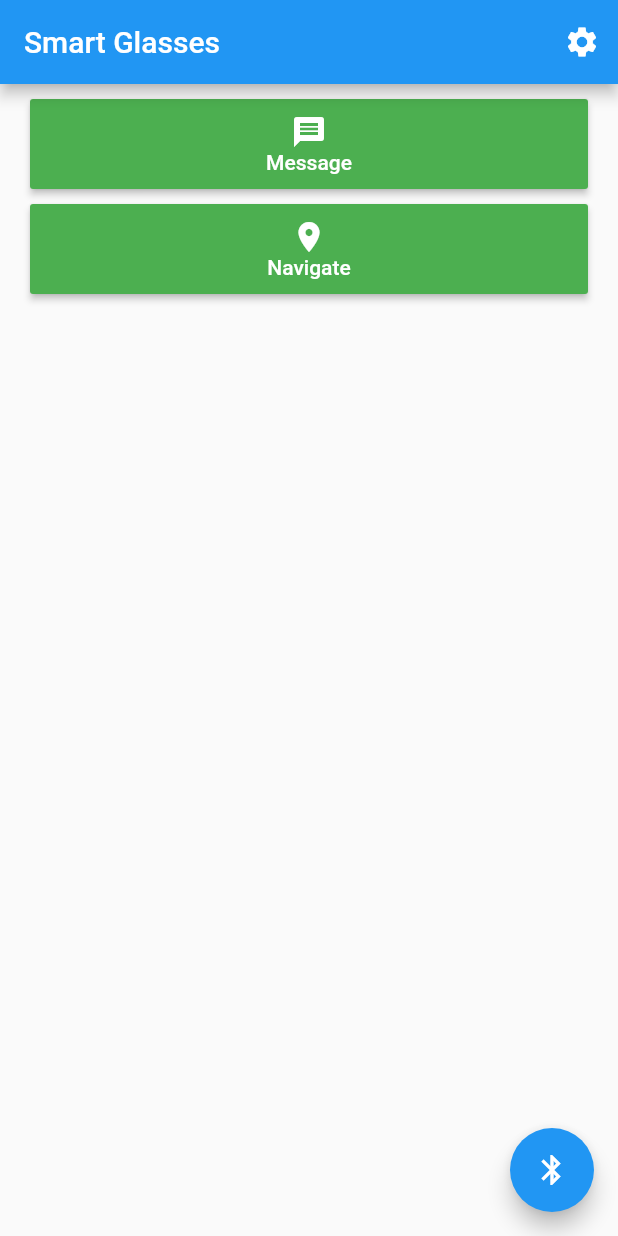
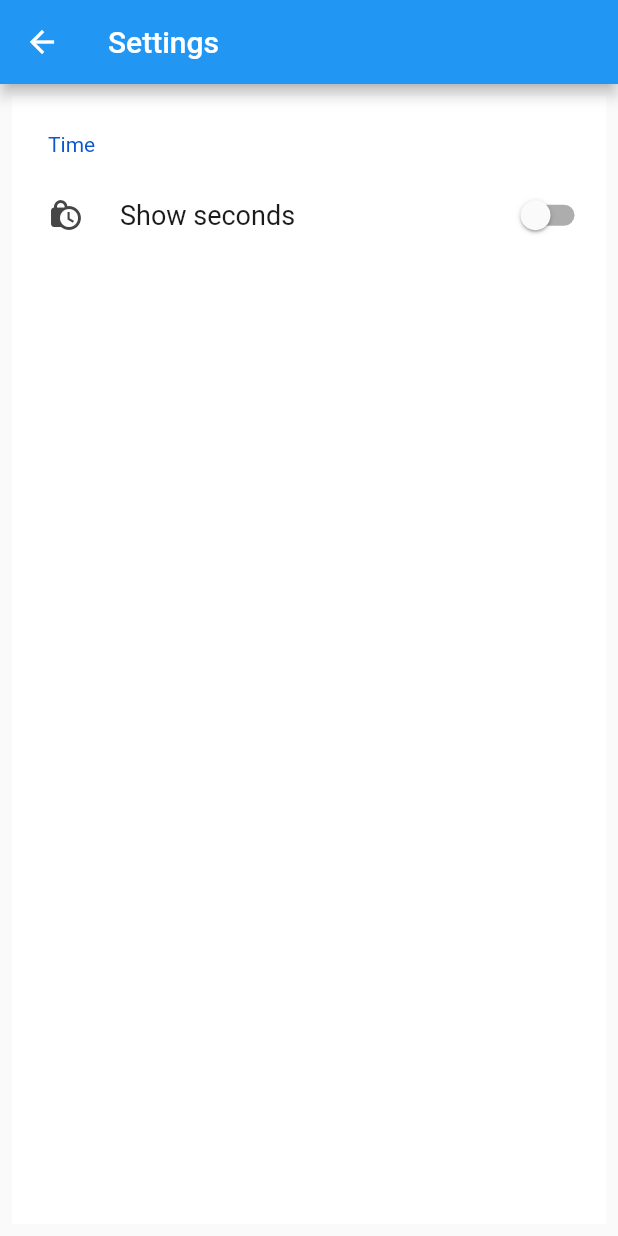
Before and after one commit to Chememers/SmartGlasses, a Flutter app: the screen it shows after launch, after a tap on the "settings" icon, on a phone screen of 412 x 824 dp. Run offline on Flutter 3.47's test engine with Material 2 defaults, Android fonts, the phone set to English and light mode, and no system bars; drawn by our look-alikes of settings_ui; our stand-ins replace flutter_bluetooth_serial, fluttertoast.

Commit message:
[App] Started the settings page

```diff
--- a/lib/main.dart
+++ b/lib/main.dart
@@ -5,6 +5,7 @@ import 'package:flutter_bluetooth_serial/flutter_bluetooth_serial.dart';
 import 'package:fluttertoast/fluttertoast.dart';
 
 import 'package:smart_glasses/messager.dart';
+import 'package:smart_glasses/settings.dart';
 
 String MACAddress = "00:18:E4:34:BE:8E"; //MAC Address of HC-06 Module
 BluetoothConnection connection;
@@ -38,7 +39,10 @@ class Home extends StatelessWidget {
               color: Colors.white,
             ),
             onPressed: () {
-              // Open Settings page
+              Navigator.push(
+                context,
+                MaterialPageRoute(builder: (context) => Settings()),
+              );
             },
           )
         ]),
@@ -110,15 +114,18 @@ class Button extends StatelessWidget {
 
   @override
   Widget build(BuildContext context) {
-    return RaisedButton(
-        onPressed: onPressed,
-        color: Colors.green,
-        padding: EdgeInsets.all(10),
-        child: Column(
-          children: [
-            Icon(icon, color: Colors.white),
-            Text(label, style: TextStyle(color: Colors.white)),
-          ],
-        ));
+    return FloatingActionButton.extended(
+      heroTag: null,
+      onPressed: onPressed,
+      label: Text(label),
+      icon: Icon(icon, color: Colors.white),
+      //color: Colors.green,
+      //padding: EdgeInsets.all(10),
+      // child: Column(
+      //   children: [
+      //     Icon(icon, color: Colors.white),
+      //     Text(label, style: TextStyle(color: Colors.white)),
+      //   ],
+    );
   }
 }
--- /dev/null
+++ b/lib/settings.dart
@@ -0,0 +1,43 @@
+import 'package:flutter/material.dart';
+import 'package:settings_ui/settings_ui.dart';
+
+class Settings extends StatefulWidget {
+  @override
+  SettingsState createState() {
+    return SettingsState();
+  }
+}
+
+class SettingsState extends State<Settings> {
+  bool showSeconds = false;
+
+  @override
+  Widget build(BuildContext context) {
+    return Scaffold(
+      appBar: AppBar(title: new Text('Settings')),
+      body: Padding(
+        padding: const EdgeInsets.all(8.0),
+        child: SettingsList(
+          backgroundColor: Colors.white,
+          sections: [
+            SettingsSection(
+              title: 'Time',
+              tiles: [
+                SettingsTile.switchTile(
+                  title: 'Show seconds',
+                  leading: Icon(Icons.lock_clock),
+                  switchValue: showSeconds,
+                  onToggle: (bool value) {
+                    setState(() {
+                      showSeconds = value;
+                    });
+                  },
+                ),
+              ],
+            ),
+          ],
+        ),
+      ),
+    );
+  }
+}
```
